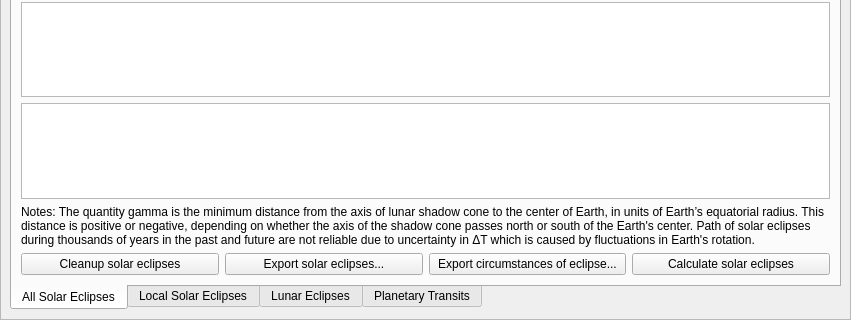
Old version of the form src/gui/astroCalcDialog.ui in the repository Stellarium/stellarium; both pictures show x 0 to 851 and y 147 to 467 of the 851 by 467 pixel window.
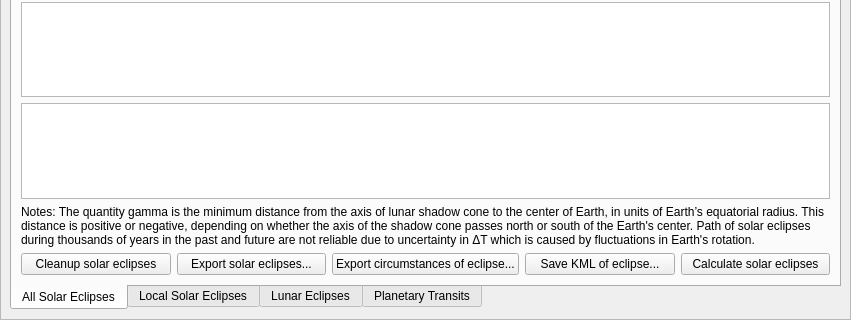
New version of the form. The open tabs and pages were chosen to show the change. Icons and pictures are not drawn. Custom widgets are drawn as their Qt base class.

Patch:
```diff
--- a/src/gui/astroCalcDialog.ui
+++ b/src/gui/astroCalcDialog.ui
@@ -2597,6 +2597,13 @@
                   </property>
                  </widget>
                 </item>
+                <item>
+                 <widget class="QPushButton" name="solareclipsesKMLSaveButton">
+                  <property name="text">
+                   <string>Save KML of eclipse...</string>
+                  </property>
+                 </widget>
+                </item>
                 <item>
                  <widget class="QPushButton" name="solareclipsesCalculateButton">
                   <property name="text">
```
